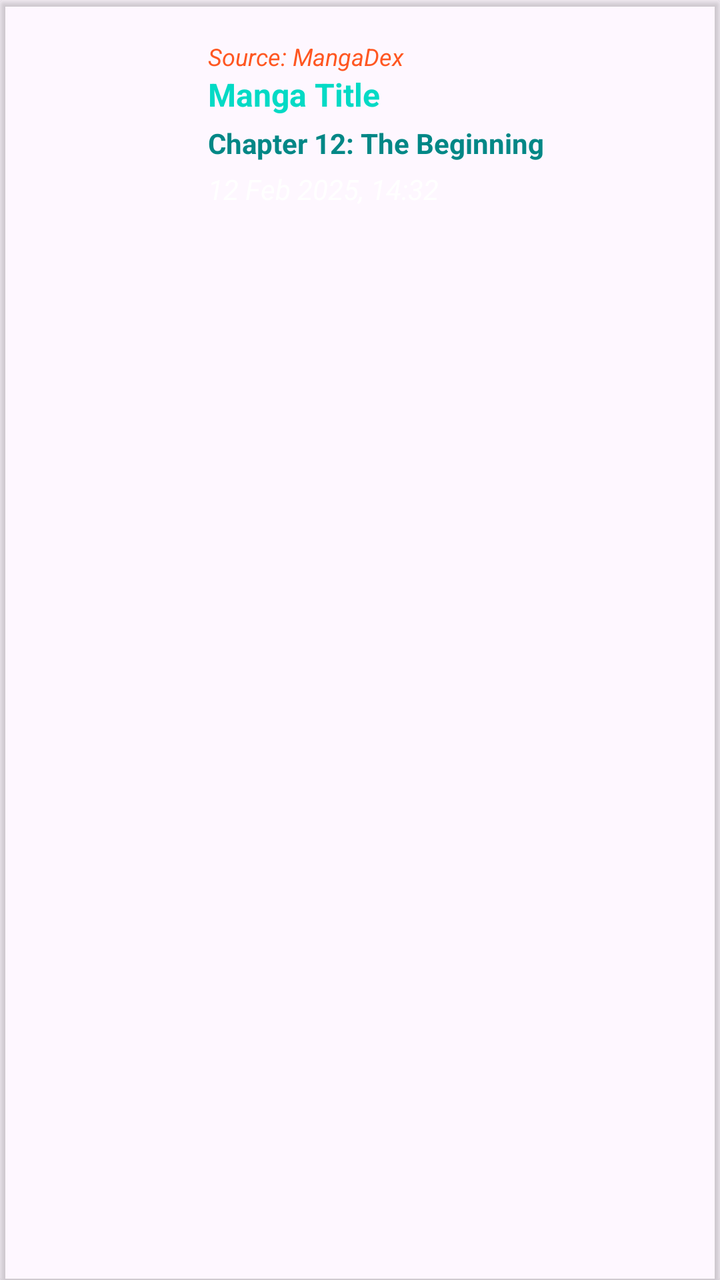
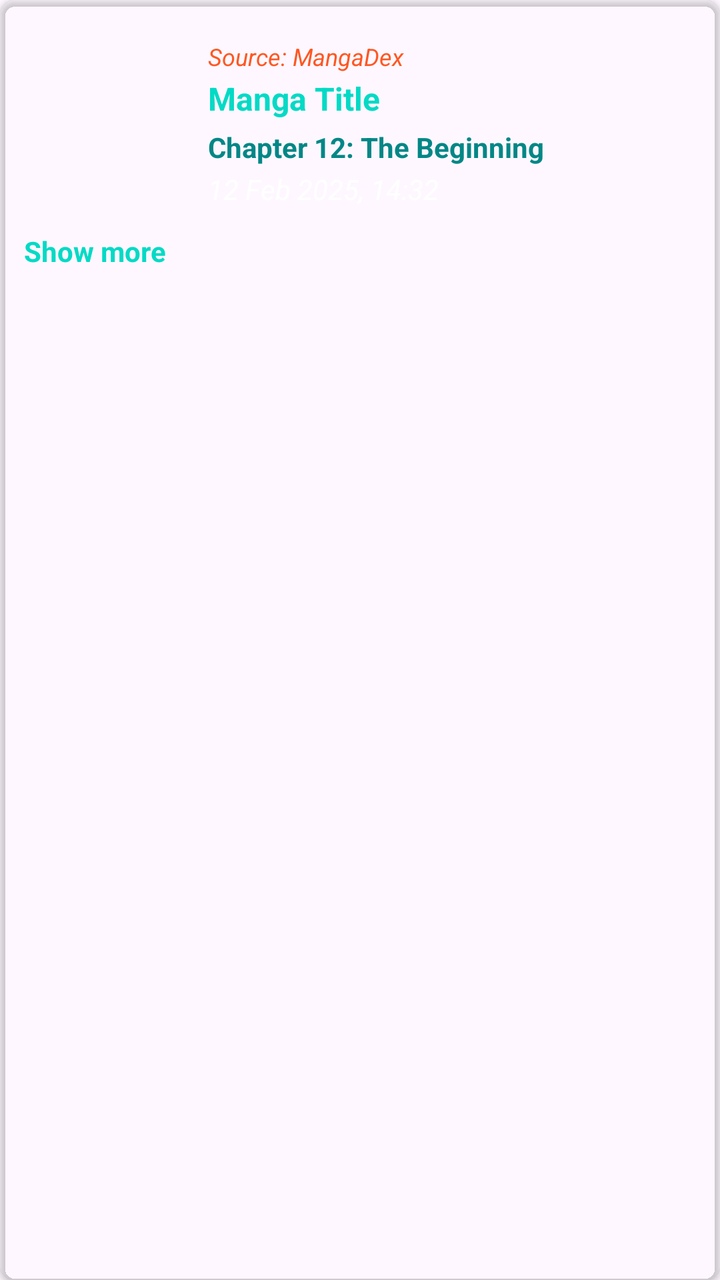

Compare the two renders of this Android layout. The source of the first and the diff that turns it into the second are given below.
<!-- AndroidManifest.xml: application theme Theme.MangaV5 -->
<!-- res/layout/activity_item_history.xml -->
<?xml version="1.0" encoding="utf-8"?>
<androidx.cardview.widget.CardView
    xmlns:android="http://schemas.android.com/apk/res/android"
    xmlns:app="http://schemas.android.com/apk/res-auto"
    android:layout_width="match_parent"
    android:layout_height="wrap_content"
    android:layout_margin="8dp"
    app:cardBackgroundColor="@android:color/transparent"
    android:foreground="?attr/selectableItemBackground"
    android:clickable="true"
    android:focusable="true">

    <LinearLayout
        android:layout_width="match_parent"
        android:layout_height="wrap_content"
        android:background="@android:color/transparent"
        android:gravity="center_vertical"
        android:orientation="horizontal"
        android:padding="12dp">

        
        <ImageView
            android:id="@+id/historyCover"
            android:layout_width="80dp"
            android:layout_height="100dp"
            android:scaleType="centerCrop"
            android:contentDescription="Manga cover"
            android:clipToOutline="true"
            android:layout_marginEnd="12dp" />

        
        <LinearLayout
            android:layout_width="0dp"
            android:layout_height="wrap_content"
            android:layout_weight="1"
            android:orientation="vertical">

            
            <TextView
                android:id="@+id/historyMangaSource"
                android:layout_width="match_parent"
                android:layout_height="wrap_content"
                android:text="Source: MangaDex"
                android:textSize="12sp"
                android:textStyle="italic"
                android:textColor="#FF5722"
                android:maxLines="1"
                android:ellipsize="end"/>

            
            <TextView
                android:id="@+id/historyMangaTitle"
                android:layout_width="match_parent"
                android:layout_height="wrap_content"
                android:text="Manga Title"
                android:textStyle="bold"
                android:textSize="16sp"
                android:maxLines="1"
                android:ellipsize="end"
                android:textColor="@color/teal_200" />

            
            <TextView
                android:id="@+id/historyChapterTitle"
                android:layout_width="match_parent"
                android:layout_height="wrap_content"
                android:text="Chapter 12: The Beginning"
                android:textStyle="bold"
                android:textSize="14sp"
                android:textColor="@color/teal_700"
                android:layout_marginTop="4dp"
                android:clickable="true"
                android:focusable="true"
                android:ellipsize="end"
                android:maxLines="1" />

            
            <TextView
                android:id="@+id/historyTimestamp"
                android:layout_width="match_parent"
                android:layout_height="wrap_content"
                android:text="12 Feb 2025, 14:32"
                android:textSize="14sp"
                android:textStyle="italic"
                android:textColor="@android:color/white"
                android:layout_marginTop="4dp" />

        </LinearLayout>

    </LinearLayout>
</androidx.cardview.widget.CardView>
<!-- resources referenced by this layout -->
<resources>
  <color name="teal_200">#FF03DAC5</color>
  <color name="teal_700">#FF018786</color>
  <style name="Theme.MangaV5" parent="Theme.MaterialComponents.DayNight.DarkActionBar">
          
          <item name="colorPrimary">@color/purple_500</item>
          <item name="colorPrimaryVariant">@color/purple_700</item>
          <item name="colorOnPrimary">@color/white</item>
          
          <item name="colorSecondary">@color/teal_200</item>
          <item name="colorSecondaryVariant">@color/teal_700</item>
          <item name="colorOnSecondary">@color/black</item>
          
          <item name="android:statusBarColor">?attr/colorPrimaryVariant</item>
          
      </style>
  <color name="purple_500">#FF6200EE</color>
  <color name="purple_700">#FF3700B3</color>
  <color name="white">#FFFFFFFF</color>
  <color name="black">#FF000000</color>
</resources>

<!-- the commit's change to res/layout/activity_item_history.xml (unified diff, before → after) -->
@@ -1,4 +1,3 @@
-<?xml version="1.0" encoding="utf-8"?>
 <androidx.cardview.widget.CardView
     xmlns:android="http://schemas.android.com/apk/res/android"
     xmlns:app="http://schemas.android.com/apk/res-auto"
@@ -8,84 +7,114 @@
     app:cardBackgroundColor="@android:color/transparent"
     android:foreground="?attr/selectableItemBackground"
     android:clickable="true"
-    android:focusable="true">
+    android:focusable="true"
+    app:cardCornerRadius="8dp"
+    app:cardElevation="2dp">
 
     <LinearLayout
         android:layout_width="match_parent"
         android:layout_height="wrap_content"
-        android:background="@android:color/transparent"
-        android:gravity="center_vertical"
-        android:orientation="horizontal"
-        android:padding="12dp">
-
-        
-        <ImageView
-            android:id="@+id/historyCover"
-            android:layout_width="80dp"
-            android:layout_height="100dp"
-            android:scaleType="centerCrop"
-            android:contentDescription="Manga cover"
-            android:clipToOutline="true"
-            android:layout_marginEnd="12dp" />
+        android:orientation="vertical"
+        android:padding="12dp"
+        android:background="@android:color/transparent">
 
         
         <LinearLayout
-            android:layout_width="0dp"
+            android:layout_width="match_parent"
             android:layout_height="wrap_content"
-            android:layout_weight="1"
-            android:orientation="vertical">
+            android:orientation="horizontal"
+            android:gravity="center_vertical">
 
-            
-            <TextView
-                android:id="@+id/historyMangaSource"
-                android:layout_width="match_parent"
+            <ImageView
+                android:id="@+id/historyCover"
+                android:layout_width="80dp"
+                android:layout_height="100dp"
+                android:scaleType="centerCrop"
+                android:contentDescription="Manga cover"
+                android:clipToOutline="true"
+                android:layout_marginEnd="12dp"/>
+
+            <LinearLayout
+                android:layout_width="0dp"
                 android:layout_height="wrap_content"
-                android:text="Source: MangaDex"
-                android:textSize="12sp"
-                android:textStyle="italic"
-                android:textColor="#FF5722"
-                android:maxLines="1"
-                android:ellipsize="end"/>
+                android:layout_weight="1"
+                android:orientation="vertical">
 
-            
-            <TextView
-                android:id="@+id/historyMangaTitle"
-                android:layout_width="match_parent"
-                android:layout_height="wrap_content"
-                android:text="Manga Title"
-                android:textStyle="bold"
-                android:textSize="16sp"
-                android:maxLines="1"
-                android:ellipsize="end"
-                android:textColor="@color/teal_200" />
+                
+                <TextView
+                    android:id="@+id/historyMangaSource"
+                    android:layout_width="match_parent"
+                    android:layout_height="wrap_content"
+                    android:text="Source: MangaDex"
+                    android:textSize="12sp"
+                    android:textStyle="italic"
+                    android:textColor="#FF5722"
+                    android:maxLines="1"
+                    android:ellipsize="end"/>
 
-            
-            <TextView
-                android:id="@+id/historyChapterTitle"
-                android:layout_width="match_parent"
-                android:layout_height="wrap_content"
-                android:text="Chapter 12: The Beginning"
-                android:textStyle="bold"
-                android:textSize="14sp"
-                android:textColor="@color/teal_700"
-                android:layout_marginTop="4dp"
-                android:clickable="true"
-                android:focusable="true"
-                android:ellipsize="end"
-                android:maxLines="1" />
+                
+                <TextView
+                    android:id="@+id/historyMangaTitle"
+                    android:layout_width="match_parent"
+                    android:layout_height="wrap_content"
+                    android:text="Manga Title"
+                    android:textStyle="bold"
+                    android:textSize="16sp"
+                    android:maxLines="1"
+                    android:ellipsize="end"
+                    android:textColor="@color/teal_200"
+                    android:layout_marginTop="2dp"/>
 
-            
-            <TextView
-                android:id="@+id/historyTimestamp"
-                android:layout_width="match_parent"
-                android:layout_height="wrap_content"
-                android:text="12 Feb 2025, 14:32"
-                android:textSize="14sp"
-                android:textStyle="italic"
-                android:textColor="@android:color/white"
-                android:layout_marginTop="4dp" />
+                
+                <TextView
+                    android:id="@+id/historyChapterTitle"
+                    android:layout_width="match_parent"
+                    android:layout_height="wrap_content"
+                    android:text="Chapter 12: The Beginning"
+                    android:textStyle="bold"
+                    android:textSize="14sp"
+                    android:textColor="@color/teal_700"
+                    android:layout_marginTop="4dp"
+                    android:clickable="true"
+                    android:focusable="true"
+                    android:ellipsize="end"
+                    android:maxLines="1"/>
 
+                
+                <TextView
+                    android:id="@+id/historyTimestamp"
+                    android:layout_width="match_parent"
+                    android:layout_height="wrap_content"
+                    android:text="12 Feb 2025, 14:32"
+                    android:textSize="14sp"
+                    android:textStyle="italic"
+                    android:textColor="@android:color/white"
+                    android:layout_marginTop="2dp"/>
+            </LinearLayout>
         </LinearLayout>
 
+        
+        <LinearLayout
+            android:id="@+id/historyMoreChaptersLayout"
+            android:layout_width="match_parent"
+            android:layout_height="wrap_content"
+            android:orientation="vertical"
+            android:visibility="gone"
+            android:layout_marginTop="4dp"
+            android:paddingStart="92dp"
+            android:paddingEnd="4dp"/>
+
+        
+        <TextView
+            android:id="@+id/historyShowMore"
+            android:layout_width="wrap_content"
+            android:layout_height="wrap_content"
+            android:text="Show more"
+            android:textSize="14sp"
+            android:textColor="@color/teal_200"
+            android:textStyle="bold"
+            android:layout_marginTop="4dp"
+            android:clickable="true"
+            android:focusable="true"/>
     </LinearLayout>
 </androidx.cardview.widget.CardView>
